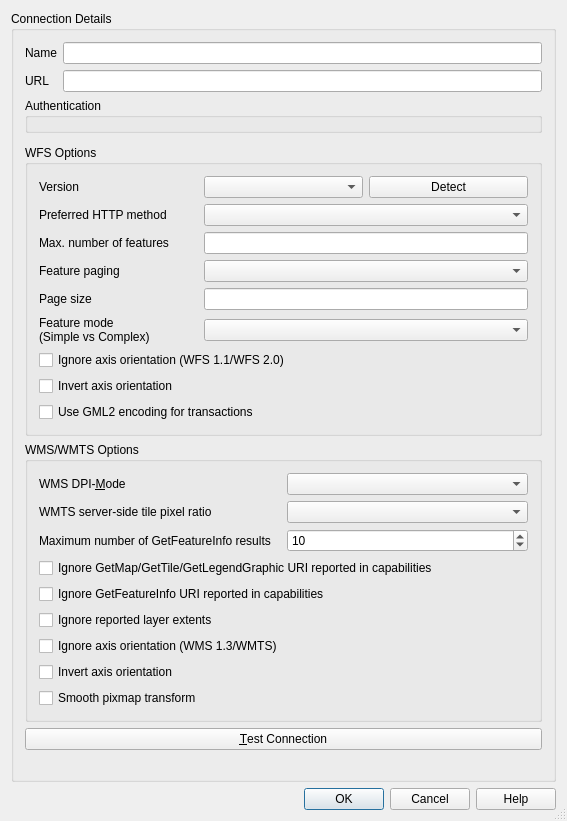
This is src/ui/qgsnewhttpconnectionbase.ui in carsmie/QGIS as Qt 5 draws it before an edit. The edited form follows.
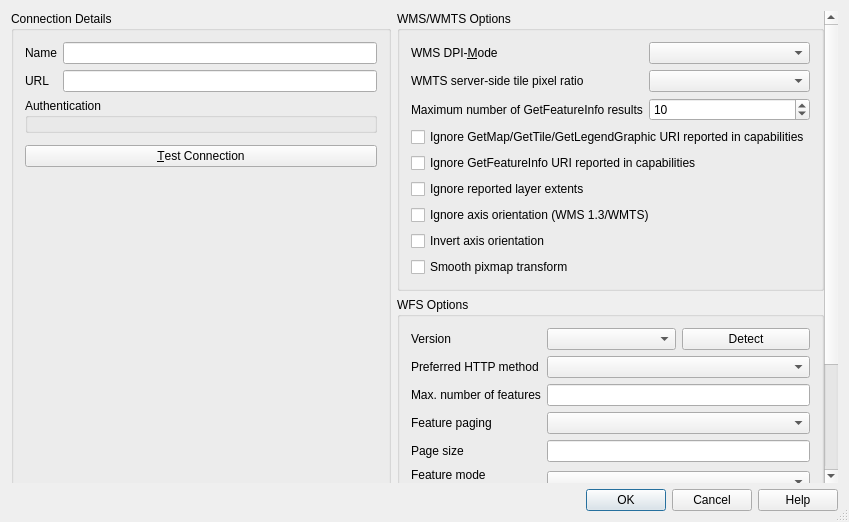
This is the edited form. Custom widgets are drawn as their Qt base class.

Commit message: add scroll areas to connection dialogs and improve ui (fixes #61867, #60477, #43951)

```diff
--- a/src/ui/qgsnewhttpconnectionbase.ui
+++ b/src/ui/qgsnewhttpconnectionbase.ui
@@ -6,8 +6,8 @@
    <rect>
     <x>0</x>
     <y>0</y>
-    <width>567</width>
-    <height>821</height>
+    <width>849</width>
+    <height>522</height>
    </rect>
   </property>
   <property name="windowTitle">
@@ -21,12 +21,257 @@
   </property>
   <layout class="QGridLayout" name="gridLayout_4">
    <item row="0" column="0">
+    <widget class="QgsScrollArea" name="scrollArea">
+     <property name="frameShape">
+      <enum>QFrame::Shape::NoFrame</enum>
+     </property>
+     <property name="widgetResizable">
+      <bool>true</bool>
+     </property>
+     <widget class="QWidget" name="scrollAreaWidgetContents">
+      <property name="geometry">
+       <rect>
+        <x>0</x>
+        <y>0</y>
+        <width>817</width>
+        <height>701</height>
+       </rect>
+      </property>
+      <layout class="QHBoxLayout" name="horizontalLayout">
+       <property name="leftMargin">
+        <number>0</number>
+       </property>
+       <property name="topMargin">
+        <number>0</number>
+       </property>
+       <property name="rightMargin">
+        <number>0</number>
+       </property>
+       <property name="bottomMargin">
+        <number>0</number>
+       </property>
+       <item>
     <widget class="QGroupBox" name="mGroupBox">
      <property name="title">
       <string>Connection Details</string>
      </property>
-     <layout class="QGridLayout">
-      <item row="3" column="0" colspan="2">
+         <layout class="QGridLayout" name="gridLayout">
+          <item row="2" column="0">
+           <widget class="QLabel" name="TextLabel1_2">
+            <property name="text">
+             <string>Name</string>
+            </property>
+            <property name="wordWrap">
+             <bool>true</bool>
+            </property>
+            <property name="margin">
+             <number>5</number>
+            </property>
+           </widget>
+          </item>
+          <item row="6" column="0" colspan="2">
+           <widget class="QGroupBox" name="mAuthGroupBox">
+            <property name="title">
+             <string>Authentication</string>
+            </property>
+            <layout class="QVBoxLayout" name="verticalLayout">
+             <property name="leftMargin">
+              <number>6</number>
+             </property>
+             <property name="topMargin">
+              <number>6</number>
+             </property>
+             <property name="rightMargin">
+              <number>6</number>
+             </property>
+             <property name="bottomMargin">
+              <number>6</number>
+             </property>
+             <item>
+              <widget class="QgsAuthSettingsWidget" name="mAuthSettings" native="true">
+               <property name="sizePolicy">
+                <sizepolicy hsizetype="Preferred" vsizetype="Maximum">
+                 <horstretch>0</horstretch>
+                 <verstretch>0</verstretch>
+                </sizepolicy>
+               </property>
+              </widget>
+             </item>
+            </layout>
+           </widget>
+          </item>
+          <item row="3" column="0">
+           <widget class="QLabel" name="TextLabel1">
+            <property name="text">
+             <string>URL</string>
+            </property>
+            <property name="margin">
+             <number>5</number>
+            </property>
+           </widget>
+          </item>
+          <item row="2" column="1">
+           <widget class="QLineEdit" name="txtName">
+            <property name="minimumSize">
+             <size>
+              <width>0</width>
+              <height>0</height>
+             </size>
+            </property>
+            <property name="toolTip">
+             <string>Name of the new connection</string>
+            </property>
+            <property name="frame">
+             <bool>true</bool>
+            </property>
+           </widget>
+          </item>
+          <item row="3" column="1">
+           <widget class="QLineEdit" name="txtUrl">
+            <property name="toolTip">
+             <string>HTTP address of the Web Map Server</string>
+            </property>
+           </widget>
+          </item>
+          <item row="7" column="0" colspan="2">
+           <widget class="QgsHttpHeaderWidget" name="mHttpHeaders" native="true">
+            <property name="sizePolicy">
+             <sizepolicy hsizetype="Expanding" vsizetype="Preferred">
+              <horstretch>0</horstretch>
+              <verstretch>0</verstretch>
+             </sizepolicy>
+            </property>
+           </widget>
+          </item>
+          <item row="8" column="0" colspan="2">
+           <widget class="QPushButton" name="mTestConnectionButton">
+            <property name="text">
+             <string>&amp;Test Connection</string>
+            </property>
+           </widget>
+          </item>
+          <item row="9" column="0" colspan="2">
+           <spacer name="verticalSpacer">
+            <property name="orientation">
+             <enum>Qt::Orientation::Vertical</enum>
+            </property>
+            <property name="sizeHint" stdset="0">
+             <size>
+              <width>20</width>
+              <height>40</height>
+             </size>
+            </property>
+           </spacer>
+          </item>
+         </layout>
+        </widget>
+       </item>
+       <item>
+        <layout class="QVBoxLayout" name="verticalLayout_2">
+         <item>
+          <widget class="QGroupBox" name="mWmsOptionsGroupBox">
+           <property name="title">
+            <string>WMS/WMTS Options</string>
+           </property>
+           <layout class="QGridLayout" name="gridLayout_2">
+            <item row="13" column="0" colspan="2">
+             <widget class="QCheckBox" name="cbxSmoothPixmapTransform">
+              <property name="text">
+               <string>Smooth pixmap transform</string>
+              </property>
+             </widget>
+            </item>
+            <item row="8" column="0" colspan="2">
+             <widget class="QCheckBox" name="cbxWmsIgnoreAxisOrientation">
+              <property name="text">
+               <string>Ignore axis orientation (WMS 1.3/WMTS)</string>
+              </property>
+             </widget>
+            </item>
+            <item row="1" column="1">
+             <widget class="QComboBox" name="cmbTilePixelRatio"/>
+            </item>
+            <item row="2" column="0">
+             <widget class="QLabel" name="lblFeatureCount">
+              <property name="text">
+               <string>Maximum number of GetFeatureInfo results</string>
+              </property>
+             </widget>
+            </item>
+            <item row="9" column="0" colspan="2">
+             <widget class="QCheckBox" name="cbxWmsInvertAxisOrientation">
+              <property name="text">
+               <string>Invert axis orientation</string>
+              </property>
+             </widget>
+            </item>
+            <item row="6" column="0" colspan="2">
+             <widget class="QCheckBox" name="cbxIgnoreGetFeatureInfoURI">
+              <property name="text">
+               <string>Ignore GetFeatureInfo URI reported in capabilities</string>
+              </property>
+             </widget>
+            </item>
+            <item row="0" column="0">
+             <widget class="QLabel" name="lblDpiMode">
+              <property name="text">
+               <string>WMS DPI-&amp;Mode</string>
+              </property>
+              <property name="buddy">
+               <cstring>cmbDpiMode</cstring>
+              </property>
+             </widget>
+            </item>
+            <item row="7" column="0" colspan="2">
+             <widget class="QCheckBox" name="cbxWmsIgnoreReportedLayerExtents">
+              <property name="text">
+               <string>Ignore reported layer extents</string>
+              </property>
+             </widget>
+            </item>
+            <item row="0" column="1">
+             <widget class="QComboBox" name="cmbDpiMode"/>
+            </item>
+            <item row="1" column="0">
+             <widget class="QLabel" name="lblTilePixelRatio">
+              <property name="text">
+               <string>WMTS server-side tile pixel ratio</string>
+              </property>
+              <property name="buddy">
+               <cstring>cmbTilePixelRatio</cstring>
+              </property>
+             </widget>
+            </item>
+            <item row="5" column="0" colspan="2">
+             <widget class="QCheckBox" name="cbxIgnoreGetMapURI">
+              <property name="text">
+               <string>Ignore GetMap/GetTile/GetLegendGraphic URI reported in capabilities</string>
+              </property>
+             </widget>
+            </item>
+            <item row="2" column="1">
+             <widget class="QSpinBox" name="sbFeatureCount">
+              <property name="toolTip">
+               <string>&lt;html&gt;&lt;head/&gt;&lt;body&gt;&lt;p&gt;Specify a default value for FEATURE_COUNT when a new layer is created from this connection. &lt;/p&gt;&lt;p&gt;FEATURE_COUNT defines the maximum number of results returned by a GetFeatureInfo request, if not specified the server default value (usually 1) will be used.&lt;/p&gt;&lt;p&gt;Set to 0 to use server default: no FEATURE_COUNT parameter will be added to the request.&lt;/p&gt;&lt;p&gt;&lt;br/&gt;&lt;/p&gt;&lt;/body&gt;&lt;/html&gt;</string>
+              </property>
+              <property name="specialValueText">
+               <string>server default</string>
+              </property>
+              <property name="minimum">
+               <number>0</number>
+              </property>
+              <property name="maximum">
+               <number>1000</number>
+              </property>
+              <property name="value">
+               <number>10</number>
+              </property>
+             </widget>
+            </item>
+           </layout>
+          </widget>
+         </item>
+         <item>
        <widget class="QGroupBox" name="mWfsOptionsGroupBox">
         <property name="title">
          <string>WFS Options</string>
@@ -134,241 +379,23 @@
         </layout>
        </widget>
       </item>
-      <item row="5" column="0" colspan="2">
-       <widget class="QPushButton" name="mTestConnectionButton">
-        <property name="text">
-         <string>&amp;Test Connection</string>
-        </property>
-       </widget>
-      </item>
-      <item row="6" column="0" colspan="2">
-       <spacer name="verticalSpacer">
+         <item>
+          <spacer name="verticalSpacer_2">
         <property name="orientation">
-         <enum>Qt::Vertical</enum>
+            <enum>Qt::Orientation::Vertical</enum>
         </property>
         <property name="sizeHint" stdset="0">
          <size>
-          <width>0</width>
-          <height>0</height>
+             <width>20</width>
+             <height>40</height>
          </size>
         </property>
        </spacer>
       </item>
-      <item row="4" column="0" colspan="2">
-       <widget class="QGroupBox" name="mWmsOptionsGroupBox">
-        <property name="title">
-         <string>WMS/WMTS Options</string>
-        </property>
-        <layout class="QGridLayout" name="gridLayout_2">
-         <item row="13" column="0" colspan="2">
-          <widget class="QCheckBox" name="cbxSmoothPixmapTransform">
-           <property name="text">
-            <string>Smooth pixmap transform</string>
-           </property>
-          </widget>
-         </item>
-         <item row="8" column="0" colspan="2">
-          <widget class="QCheckBox" name="cbxWmsIgnoreAxisOrientation">
-           <property name="text">
-            <string>Ignore axis orientation (WMS 1.3/WMTS)</string>
-           </property>
-          </widget>
-         </item>
-         <item row="1" column="1">
-          <widget class="QComboBox" name="cmbTilePixelRatio"/>
-         </item>
-         <item row="2" column="0">
-          <widget class="QLabel" name="lblFeatureCount">
-           <property name="text">
-            <string>Maximum number of GetFeatureInfo results</string>
-           </property>
-          </widget>
-         </item>
-         <item row="9" column="0" colspan="2">
-          <widget class="QCheckBox" name="cbxWmsInvertAxisOrientation">
-           <property name="text">
-            <string>Invert axis orientation</string>
-           </property>
-          </widget>
-         </item>
-         <item row="6" column="0" colspan="2">
-          <widget class="QCheckBox" name="cbxIgnoreGetFeatureInfoURI">
-           <property name="text">
-            <string>Ignore GetFeatureInfo URI reported in capabilities</string>
-           </property>
-          </widget>
-         </item>
-         <item row="0" column="0">
-          <widget class="QLabel" name="lblDpiMode">
-           <property name="text">
-            <string>WMS DPI-&amp;Mode</string>
-           </property>
-           <property name="buddy">
-            <cstring>cmbDpiMode</cstring>
-           </property>
-          </widget>
-         </item>
-         <item row="7" column="0" colspan="2">
-          <widget class="QCheckBox" name="cbxWmsIgnoreReportedLayerExtents">
-           <property name="text">
-            <string>Ignore reported layer extents</string>
-           </property>
-          </widget>
-         </item>
-         <item row="0" column="1">
-          <widget class="QComboBox" name="cmbDpiMode"/>
-         </item>
-         <item row="1" column="0">
-          <widget class="QLabel" name="lblTilePixelRatio">
-           <property name="text">
-            <string>WMTS server-side tile pixel ratio</string>
-           </property>
-           <property name="buddy">
-            <cstring>cmbTilePixelRatio</cstring>
-           </property>
-          </widget>
-         </item>
-         <item row="5" column="0" colspan="2">
-          <widget class="QCheckBox" name="cbxIgnoreGetMapURI">
-           <property name="text">
-            <string>Ignore GetMap/GetTile/GetLegendGraphic URI reported in capabilities</string>
-           </property>
-          </widget>
-         </item>
-         <item row="2" column="1">
-          <widget class="QSpinBox" name="sbFeatureCount">
-           <property name="toolTip">
-            <string>&lt;html&gt;&lt;head/&gt;&lt;body&gt;&lt;p&gt;Specify a default value for FEATURE_COUNT when a new layer is created from this connection. &lt;/p&gt;&lt;p&gt;FEATURE_COUNT defines the maximum number of results returned by a GetFeatureInfo request, if not specified the server default value (usually 1) will be used.&lt;/p&gt;&lt;p&gt;Set to 0 to use server default: no FEATURE_COUNT parameter will be added to the request.&lt;/p&gt;&lt;p&gt;&lt;br/&gt;&lt;/p&gt;&lt;/body&gt;&lt;/html&gt;</string>
-           </property>
-           <property name="specialValueText">
-            <string>server default</string>
-           </property>
-           <property name="minimum">
-            <number>0</number>
-           </property>
-           <property name="maximum">
-            <number>1000</number>
-           </property>
-           <property name="value">
-            <number>10</number>
-           </property>
-          </widget>
-         </item>
         </layout>
-       </widget>
-      </item>
-      <item row="2" column="0">
-       <widget class="QgsHttpHeaderWidget" name="mHttpHeaders" native="true">
-        <property name="sizePolicy">
-         <sizepolicy hsizetype="Expanding" vsizetype="Preferred">
-          <horstretch>0</horstretch>
-          <verstretch>0</verstretch>
-         </sizepolicy>
-        </property>
-       </widget>
-      </item>
-      <item row="0" column="0" colspan="2">
-       <widget class="QFrame" name="frame">
-        <property name="sizePolicy">
-         <sizepolicy hsizetype="MinimumExpanding" vsizetype="Minimum">
-          <horstretch>0</horstretch>
-          <verstretch>0</verstretch>
-         </sizepolicy>
-        </property>
-        <layout class="QGridLayout" name="gridLayout_5">
-         <property name="leftMargin">
-          <number>0</number>
-         </property>
-         <property name="topMargin">
-          <number>0</number>
-         </property>
-         <property name="rightMargin">
-          <number>0</number>
-         </property>
-         <property name="bottomMargin">
-          <number>0</number>
-         </property>
-         <item row="0" column="0">
-          <widget class="QLabel" name="TextLabel1_2">
-           <property name="text">
-            <string>Name</string>
-           </property>
-           <property name="wordWrap">
-            <bool>true</bool>
-           </property>
-           <property name="margin">
-            <number>5</number>
-           </property>
-          </widget>
-         </item>
-         <item row="0" column="1">
-          <widget class="QLineEdit" name="txtName">
-           <property name="minimumSize">
-            <size>
-             <width>0</width>
-             <height>0</height>
-            </size>
-           </property>
-           <property name="toolTip">
-            <string>Name of the new connection</string>
-           </property>
-           <property name="frame">
-            <bool>true</bool>
-           </property>
-          </widget>
-         </item>
-         <item row="1" column="0">
-          <widget class="QLabel" name="TextLabel1">
-           <property name="text">
-            <string>URL</string>
-           </property>
-           <property name="margin">
-            <number>5</number>
-           </property>
-          </widget>
-         </item>
-         <item row="1" column="1">
-          <widget class="QLineEdit" name="txtUrl">
-           <property name="toolTip">
-            <string>HTTP address of the Web Map Server</string>
-           </property>
-          </widget>
-         </item>
-        </layout>
-       </widget>
-      </item>
-      <item row="1" column="0" colspan="2">
-       <widget class="QGroupBox" name="mAuthGroupBox">
-        <property name="title">
-         <string>Authentication</string>
-        </property>
-        <layout class="QVBoxLayout" name="verticalLayout">
-         <property name="leftMargin">
-          <number>6</number>
-         </property>
-         <property name="topMargin">
-          <number>6</number>
-         </property>
-         <property name="rightMargin">
-          <number>6</number>
-         </property>
-         <property name="bottomMargin">
-          <number>6</number>
-         </property>
-         <item>
-          <widget class="QgsAuthSettingsWidget" name="mAuthSettings" native="true">
-           <property name="sizePolicy">
-            <sizepolicy hsizetype="Preferred" vsizetype="Maximum">
-             <horstretch>0</horstretch>
-             <verstretch>0</verstretch>
-            </sizepolicy>
-           </property>
-          </widget>
-         </item>
-        </layout>
-       </widget>
-      </item>
-     </layout>
+       </item>
+      </layout>
+     </widget>
     </widget>
    </item>
    <item row="1" column="0">
@@ -388,6 +415,12 @@
    <header>qgsauthsettingswidget.h</header>
    <container>1</container>
   </customwidget>
+  <customwidget>
+   <class>QgsScrollArea</class>
+   <extends>QScrollArea</extends>
+   <header>qgsscrollarea.h</header>
+   <container>1</container>
+  </customwidget>
   <customwidget>
    <class>QgsHttpHeaderWidget</class>
    <extends>QWidget</extends>
```
Left out of the diff: 4 changed lines with no effect on the pictures. Lines whose indentation alone changed are shown as unchanged. The commit also changes 2 other files.
